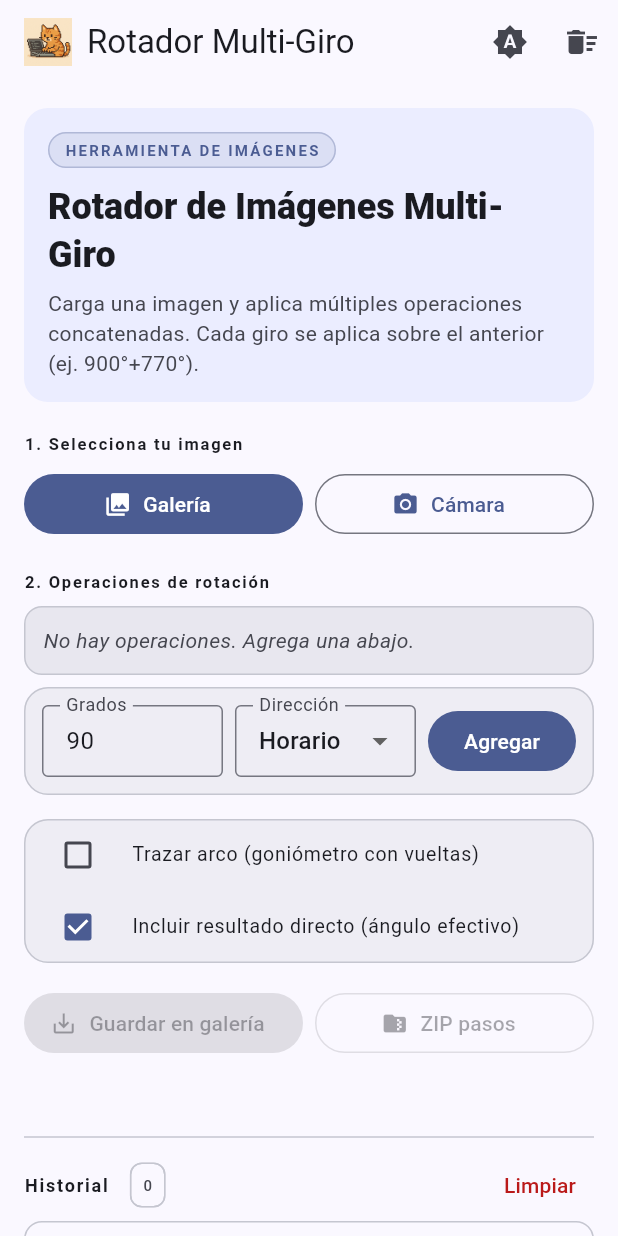
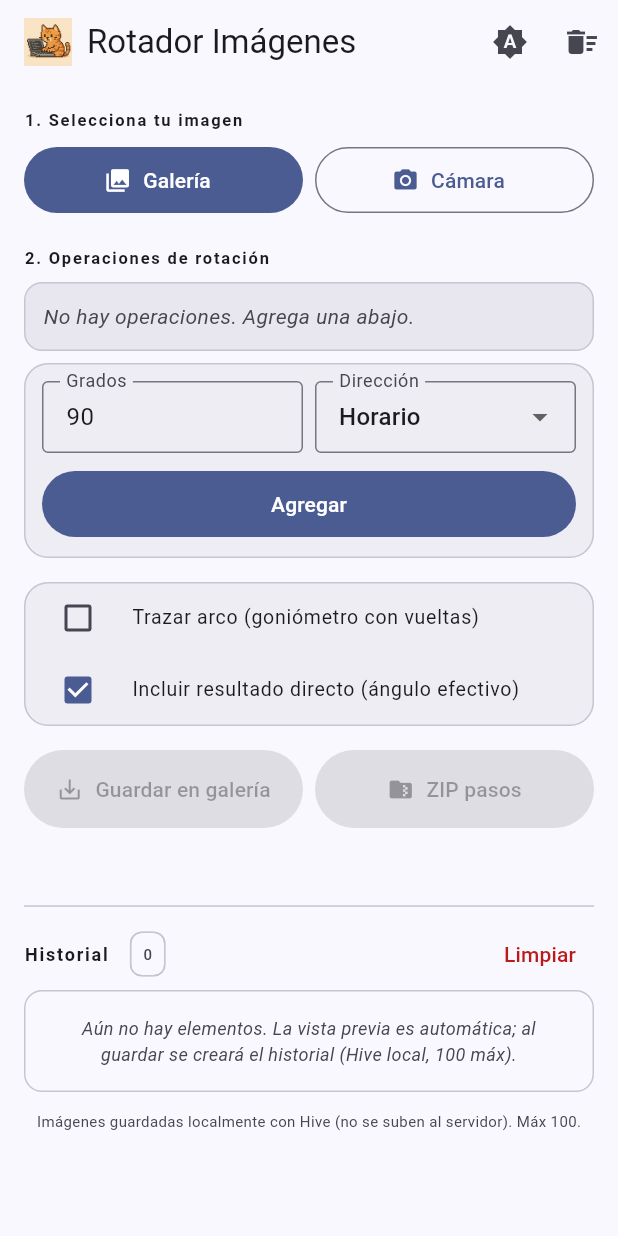
Before and after one commit to xeland314/image_rotator, a Flutter app: the screen it shows after launch, on a phone screen of 412 x 824 dp. Run offline on Flutter 3.47's test engine with Material 3 defaults, Android fonts, the phone set to English and light mode, and no system bars; our stand-ins replace hive_flutter, image_cropper, image_picker, share_plus; missing offline and left inert: file_selector, gal; accounts and stored records are empty.

Commit message:
ui: responsive mobile/desktop - titulo Rotador Imagenes, sin header, botones uniformes
- AppBar Rotador Multi-Giro -> Rotador Imagenes, elimina header HERRAMIENTA/ descripcion (inicio directo en 1.Selecciona)
- Selector imagen: _isDesktop solo 1 boton FilledButton Seleccionar imagen (48dp), movil 2 botones Galeria+Camara (44dp); quita doble boton que danaba interaccion en Windows/Linux
- Grados: 2 filas (fila1 TextField+Dropdown, fila2 FilledButton Agregar full-width 44dp) para mobile; dart fix curly_braces
- Acciones: ambos botones 52dp uniformes, Guardar->Filled, ZIP->Filled.tonal (antes desigual Outlined vs Filled)
- test: selector imagen adapta a Platform.isWindows/Linux

```diff
--- a/lib/screens/home_screen.dart
+++ b/lib/screens/home_screen.dart
@@ -130,10 +130,11 @@ class _HomeScreenState extends State<HomeScreen> {
           _imageName = p.basename(x.path);
         });
       } catch (_) {
-        if (mounted)
+        if (mounted) {
           ScaffoldMessenger.of(context).showSnackBar(
             SnackBar(content: Text('No se pudo abrir selector: $e')),
           );
+        }
       }
     }
   }
@@ -237,9 +238,10 @@ class _HomeScreenState extends State<HomeScreen> {
         setState(() => _exportProgress = 0);
       }
     } catch (e) {
-      if (mounted)
+      if (mounted) {
         ScaffoldMessenger.of(context)
             .showSnackBar(SnackBar(content: Text('Error exportando: $e')));
+      }
       setState(() => _exportProgress = 0);
     }
   }
@@ -290,17 +292,19 @@ class _HomeScreenState extends State<HomeScreen> {
       await SharePlus.instance.share(
         ShareParams(files: [XFile(zipPath)], text: 'Pasos rotación $_formula'),
       );
-      if (mounted)
+      if (mounted) {
         ScaffoldMessenger.of(context).showSnackBar(
           SnackBar(
             content: Text('ZIP con ${pngPaths.length} pasos compartido'),
           ),
         );
+      }
       setState(() => _exportProgress = 0);
     } catch (e) {
-      if (mounted)
+      if (mounted) {
         ScaffoldMessenger.of(context)
             .showSnackBar(SnackBar(content: Text('Error ZIP: $e')));
+      }
       setState(() => _exportProgress = 0);
     }
   }
@@ -343,7 +347,7 @@ class _HomeScreenState extends State<HomeScreen> {
               errorBuilder: (_, _, _) => const Icon(Icons.rotate_90_degrees_cw),
             ),
             const SizedBox(width: 10),
-            const Text('Rotador Multi-Giro'),
+            const Text('Rotador Imágenes'),
           ],
         ),
         actions: [
@@ -379,57 +383,7 @@ class _HomeScreenState extends State<HomeScreen> {
         child: Column(
           crossAxisAlignment: CrossAxisAlignment.stretch,
           children: [
-            // Header - theme-aware
-            Container(
-              padding: const EdgeInsets.all(16),
-              decoration: BoxDecoration(
-                color: cs.primaryContainer.withValues(alpha: 0.5),
-                borderRadius: BorderRadius.circular(16),
-              ),
-              child: Column(
-                crossAxisAlignment: CrossAxisAlignment.start,
-                children: [
-                  Container(
-                    padding: const EdgeInsets.symmetric(
-                      horizontal: 10,
-                      vertical: 4,
-                    ),
-                    decoration: BoxDecoration(
-                      color: cs.primary.withValues(alpha: 0.1),
-                      borderRadius: BorderRadius.circular(20),
-                      border: Border.all(
-                        color: cs.primary.withValues(alpha: 0.3),
-                      ),
-                    ),
-                    child: Text(
-                      'HERRAMIENTA DE IMÁGENES',
-                      style: TextStyle(
-                        fontSize: 10,
-                        letterSpacing: 1.5,
-                        color: cs.primary,
-                        fontWeight: FontWeight.bold,
-                      ),
-                    ),
-                  ),
-                  const SizedBox(height: 10),
-                  Text(
-                    'Rotador de Imágenes Multi-Giro',
-                    style: theme.textTheme.headlineSmall?.copyWith(
-                      fontWeight: FontWeight.w900,
-                    ),
-                  ),
-                  const SizedBox(height: 6),
-                  Text(
-                    'Carga una imagen y aplica múltiples operaciones concatenadas. Cada giro se aplica sobre el anterior (ej. 900°+770°).',
-                    style: theme.textTheme.bodyMedium?.copyWith(
-                      color: cs.onSurfaceVariant,
-                    ),
-                  ),
-                ],
-              ),
-            ),
-            const SizedBox(height: 20),
-            // 1. Imagen
+            // 1. Imagen — inicio directo (sin header web)
             Text(
               '1. Selecciona tu imagen',
               style: theme.textTheme.labelSmall?.copyWith(
@@ -438,6 +392,17 @@ class _HomeScreenState extends State<HomeScreen> {
               ),
             ),
             const SizedBox(height: 8),
+            if (_isDesktop)
+              FilledButton.icon(
+                onPressed: () => _pickImage(ImageSource.gallery),
+                icon: const Icon(Icons.photo_library),
+                label: const Text('Seleccionar imagen'),
+                style: FilledButton.styleFrom(
+                  minimumSize: const Size.fromHeight(48),
+                  padding: const EdgeInsets.symmetric(vertical: 14),
+                ),
+              )
+            else
               Row(
                 children: [
                   Expanded(
@@ -445,21 +410,23 @@ class _HomeScreenState extends State<HomeScreen> {
                       onPressed: () => _pickImage(ImageSource.gallery),
                       icon: const Icon(Icons.photo_library),
                       label: const Text('Galería'),
+                      style: FilledButton.styleFrom(
+                        minimumSize: const Size.fromHeight(44),
+                      ),
                     ),
                   ),
                   const SizedBox(width: 8),
                   Expanded(
                     child: OutlinedButton.icon(
                       onPressed: () => _pickImage(ImageSource.camera),
-                    icon: Icon(
-                      _isDesktop ? Icons.folder_open : Icons.photo_camera,
-                    ),
-                    label: Text(
-                      _isDesktop ? 'Archivo (alt. cámara)' : 'Cámara',
+                      icon: const Icon(Icons.photo_camera),
+                      label: const Text('Cámara'),
+                      style: OutlinedButton.styleFrom(
+                        minimumSize: const Size.fromHeight(44),
                       ),
                     ),
                   ),
-                if (hasImage && !_isDesktop) ...[
+                  if (hasImage) ...[
                     const SizedBox(width: 8),
                     IconButton.filledTonal(
                       onPressed: _cropImage,
@@ -605,7 +572,10 @@ class _HomeScreenState extends State<HomeScreen> {
               ),
               child: Padding(
                 padding: const EdgeInsets.all(12),
-                child: Row(
+                child: Column(
+                  crossAxisAlignment: CrossAxisAlignment.stretch,
+                  children: [
+                    Row(
                       crossAxisAlignment: CrossAxisAlignment.end,
                       children: [
                         Expanded(
@@ -652,11 +622,20 @@ class _HomeScreenState extends State<HomeScreen> {
                             },
                           ),
                         ),
-                    const SizedBox(width: 8),
-                    FilledButton(
+                      ],
+                    ),
+                    const SizedBox(height: 10),
+                    SizedBox(
+                      width: double.infinity,
+                      child: FilledButton(
                         onPressed: _addOrSave,
+                        style: FilledButton.styleFrom(
+                          minimumSize: const Size.fromHeight(44),
+                          padding: const EdgeInsets.symmetric(vertical: 12),
+                        ),
                         child: Text(
                           _editingIndex == null ? 'Agregar' : 'Guardar',
+                        ),
                       ),
                     ),
                   ],
@@ -704,7 +683,7 @@ class _HomeScreenState extends State<HomeScreen> {
               ),
             ),
             const SizedBox(height: 16),
-            // Acciones — preview es automático (Transform.rotate), no hay botón Aplicar
+            // Acciones — preview es automático (Transform.rotate), botones uniformes
             Row(
               children: [
                 Expanded(
@@ -712,14 +691,22 @@ class _HomeScreenState extends State<HomeScreen> {
                     onPressed: canApply ? _exportFinal : null,
                     icon: const Icon(Icons.save_alt),
                     label: const Text('Guardar en galería'),
+                    style: FilledButton.styleFrom(
+                      minimumSize: const Size.fromHeight(52),
+                      padding: const EdgeInsets.symmetric(vertical: 14),
+                    ),
                   ),
                 ),
                 const SizedBox(width: 8),
                 Expanded(
-                  child: OutlinedButton.icon(
+                  child: FilledButton.tonalIcon(
                     onPressed: canApply ? _exportZip : null,
                     icon: const Icon(Icons.folder_zip),
                     label: const Text('ZIP pasos'),
+                    style: FilledButton.styleFrom(
+                      minimumSize: const Size.fromHeight(52),
+                      padding: const EdgeInsets.symmetric(vertical: 14),
+                    ),
                   ),
                 ),
               ],
```
Also changed, not shown: 1 other file. Lines whose indentation alone changed are shown as unchanged.
